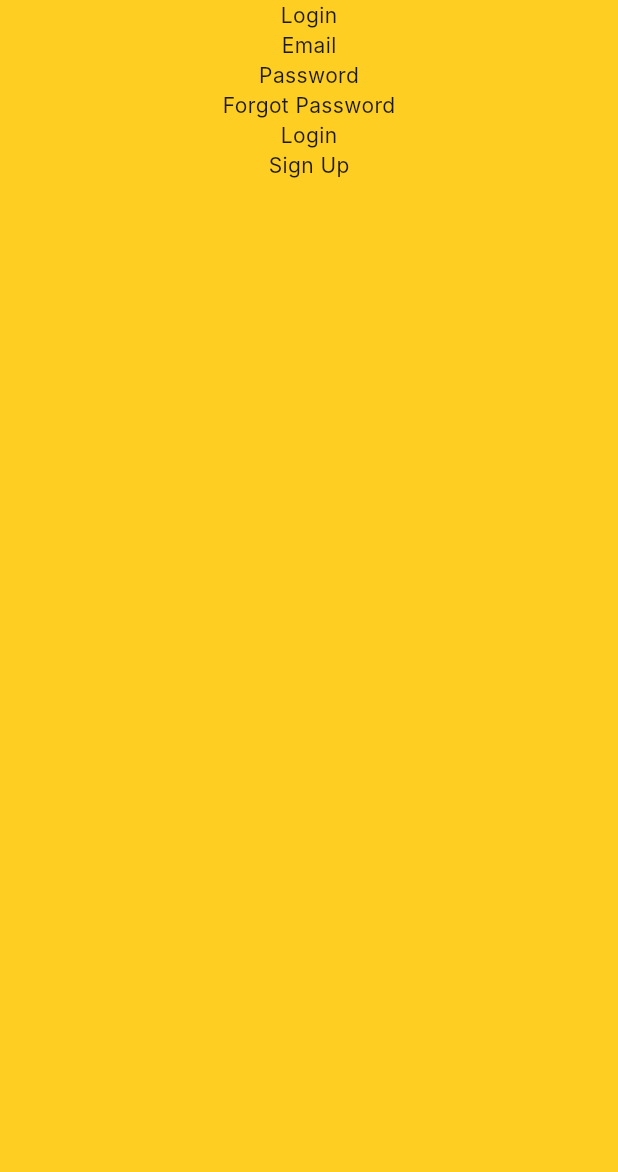
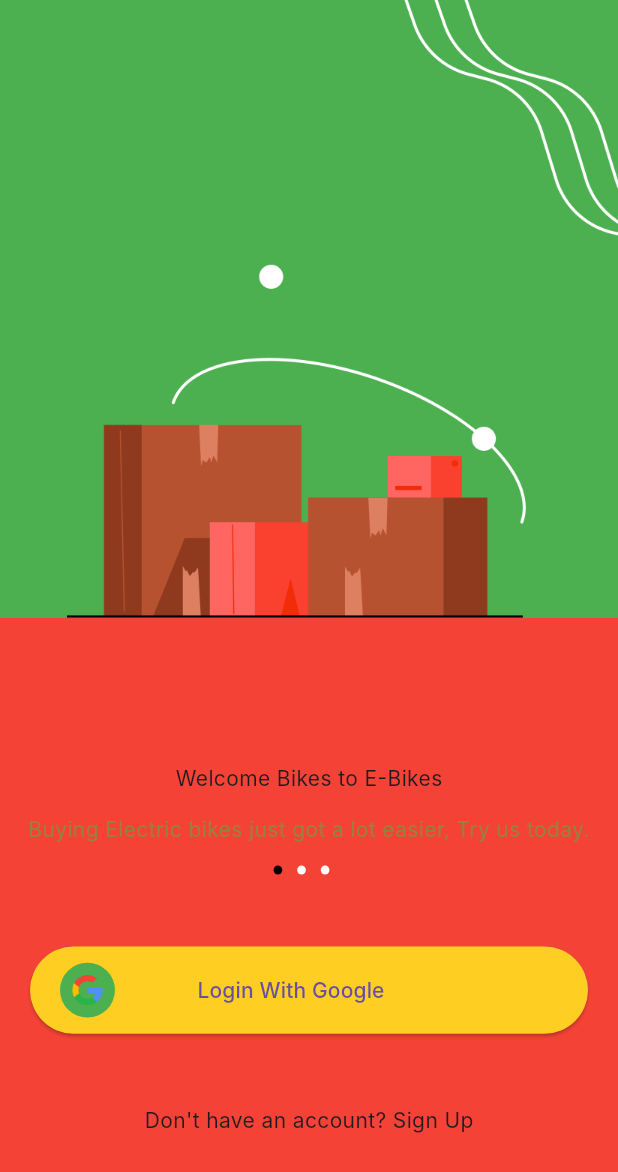
Before and after one commit to devbee001/BetEasy, a Flutter app: the screen it shows after launch, on a phone screen of 412 x 824 dp. Shown: the top 1172 px of the screen. Run offline on Flutter 3.47's test engine with Material 3 defaults, Android fonts, the phone set to English and light mode, and no system bars; our stand-ins replace flutter_riverpod, flutter_screenutil; Roboto replaces fonts that are missing (Inter).

Commit message:
implemented login screen ready for code refactor

```diff
--- a/lib/main.dart
+++ b/lib/main.dart
@@ -1,6 +1,7 @@
 import 'package:bet_easy/app_theme.dart';
 import 'package:flutter/material.dart';
 import 'package:flutter_riverpod/flutter_riverpod.dart';
+import 'package:flutter_screenutil/flutter_screenutil.dart';
 
 void main() {
   runApp(const MyApp());
@@ -12,11 +13,17 @@
   // This widget is the root of your application.
   @override
   Widget build(BuildContext context) {
+    return ScreenUtilInit(
+        designSize: const Size(360, 690),
+        minTextAdapt: true,
+        splitScreenMode: true,
+        builder: (_, child) {
           return MaterialApp(
               debugShowCheckedModeBanner: false,
               title: 'Flutter Demo',
               theme: AppTheme.themeData,
               home: const LoginScreen());
+        });
   }
 }
 
@@ -25,19 +32,150 @@
   @override
   Widget build(BuildContext context, WidgetRef ref) {
     return Scaffold(
-      body: Container(
-          width: double.infinity,
-          color: AppTheme.primaryColor,
-          child: const Column(
+      body: SafeArea(
+          child: Container(
+              color: Colors.red,
+              child: Column(
                 children: [
-              Text('Login'),
-              Text('Email'),
-              Text('Password'),
-              Text('Forgot Password'),
-              Text('Login'),
-              Text('Sign Up'),
+                  const ComplexImage(),
+                  Space.h(
+                    97,
+                  ),
+                  const Text('Welcome Bikes to E-Bikes'),
+                  const Text(
+                    "Buying Electric bikes just got a lot easier, Try us today.",
+                    style: TextStyle(
+                      fontFamily: "Inter",
+                      fontSize: 14,
+                      fontWeight: FontWeight.w400,
+                      color: Color(0xff96823d),
+                      height: 48 / 14,
+                    ),
+                    textAlign: TextAlign.center,
+                  ),
+                  Row(
+                    mainAxisAlignment: MainAxisAlignment.center,
+                    children: List.generate(
+                        3,
+                        (index) => Container(
+                              margin: const EdgeInsets.only(right: 10),
+                              width: 5.w,
+                              height: 5.h,
+                              decoration: BoxDecoration(
+                                  color:
+                                      index == 0 ? Colors.black : Colors.white,
+                                  borderRadius: BorderRadius.circular(100)),
+                            )),
+                  ),
+                  Space.h(
+                    48,
+                  ),
+                  Padding(
+                    padding: const EdgeInsets.only(left: 20, right: 20),
+                    child: ElevatedButton(
+                        onPressed: () {},
+                        style: ButtonStyle(
+                          backgroundColor: MaterialStateProperty.all(
+                              const Color(0xffFFCE23)),
+                          //   foregroundColor: MaterialStateProperty.all(Colors.blue),
+                          shape: MaterialStateProperty.all(
+                              RoundedRectangleBorder(
+                                  borderRadius: BorderRadius.circular(50.r))),
+                          padding: MaterialStateProperty.all(
+                              const EdgeInsets.symmetric(
+                                  horizontal: 20, vertical: 10)),
+                        ),
+                        child: Row(
+                          children: [
+                            Container(
+                              margin: const EdgeInsets.only(right: 55),
+                              width: 32.w,
+                              height: 32.h,
+                              decoration: const BoxDecoration(
+                                  shape: BoxShape.circle,
+                                  color: Colors.green,
+                                  image: DecorationImage(
+                                      scale: 2,
+                                      image: AssetImage(
+                                          'assets/images/icon-google.png'))),
+                            ),
+                            const Text('Login With Google'),
                           ],
                         )),
+                  ),
+                  Space.h(
+                    48,
+                  ),
+                  const Text('Don\'t have an account? Sign Up'),
+                ],
+              ))),
     );
   }
 }
+
+class Space {
+  static Widget h(double height) => SizedBox(
+        height: height,
+      );
+  static Widget w(double width) => SizedBox(
+        width: width,
+      );
+  static Widget b(double height, double width) => SizedBox(
+        height: height,
+        width: width,
+      );
+}
+
+class ComplexImage extends StatelessWidget {
+  const ComplexImage({
+    super.key,
+  });
+
+  @override
+  Widget build(BuildContext context) {
+    return Container(
+      color: Colors.green,
+      height: MediaQuery.of(context).size.height * 0.5,
+      child: Stack(
+        children: [
+          Row(
+            mainAxisAlignment: MainAxisAlignment.end,
+            children: [
+              Stack(
+                children: [
+                  Positioned(
+                    child: Image.asset(
+                      'assets/images/first_line.png',
+                      scale: 2,
+                    ),
+                  ),
+                  Positioned(
+                    left: 20,
+                    child: Image.asset(
+                      'assets/images/second_line.png',
+                      scale: 2,
+                    ),
+                  ),
+                  Positioned(
+                    left: 40,
+                    child: Image.asset(
+                      'assets/images/third_line.png',
+                      scale: 2,
+                    ),
+                  ),
+                ],
+              ),
+            ],
+          ),
+          Align(
+            alignment: Alignment.bottomCenter,
+            child: Image.asset(
+              'assets/images/login_image.png',
+              scale: 2,
+            ),
+          ),
+        ],
+      ),
+    );
+  }
+}
--- a/pubspec.yaml
+++ b/pubspec.yaml
@@ -36,6 +36,8 @@ dependencies:
   # Use with the CupertinoIcons class for iOS style icons.
   cupertino_icons: ^1.0.2
   flutter_riverpod: ^2.4.9
+  smooth_page_indicator: ^1.1.0
+  flutter_screenutil: ^5.9.0
 
 dev_dependencies:
   flutter_test:
@@ -60,8 +62,8 @@ flutter:
   uses-material-design: true
 
   # To add assets to your application, add an assets section, like this:
-  # assets:
-  #   - images/a_dot_burr.jpeg
+  assets:
+    - assets/images/
   #   - images/a_dot_ham.jpeg
 
   # An image asset can refer to one or more resolution-specific "variants", see
```
Also changed, not shown: assets/images/icon-google.png (added), assets/images/login_image.png (added), pubspec.lock. Lines whose indentation alone changed are shown as unchanged.
